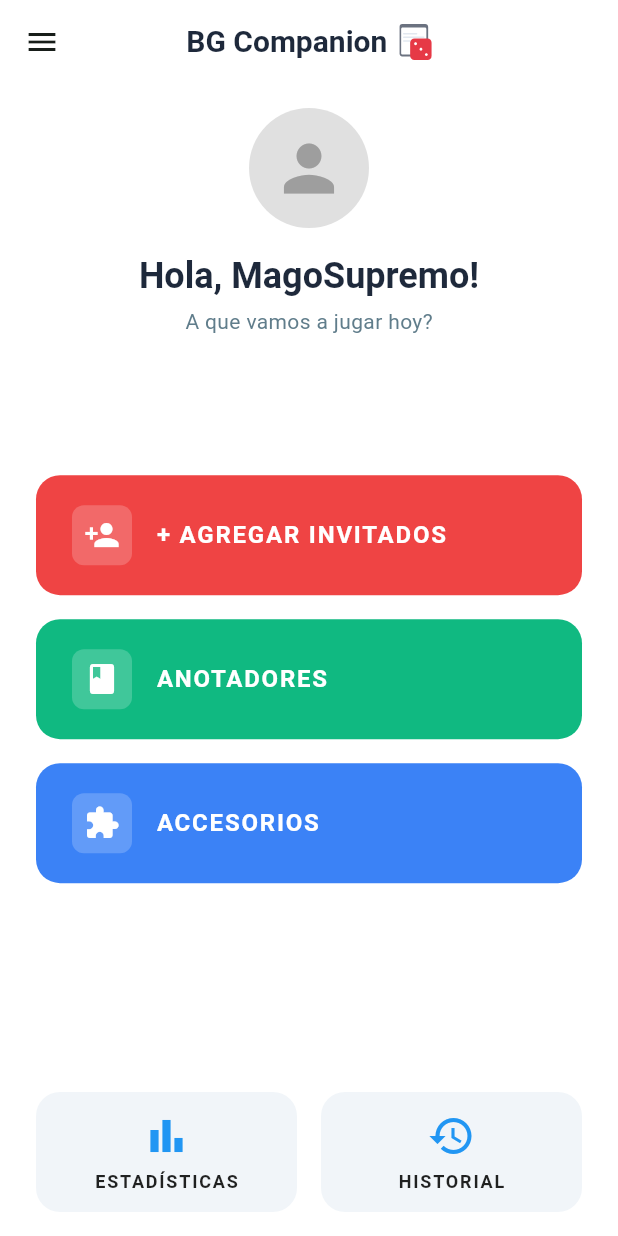
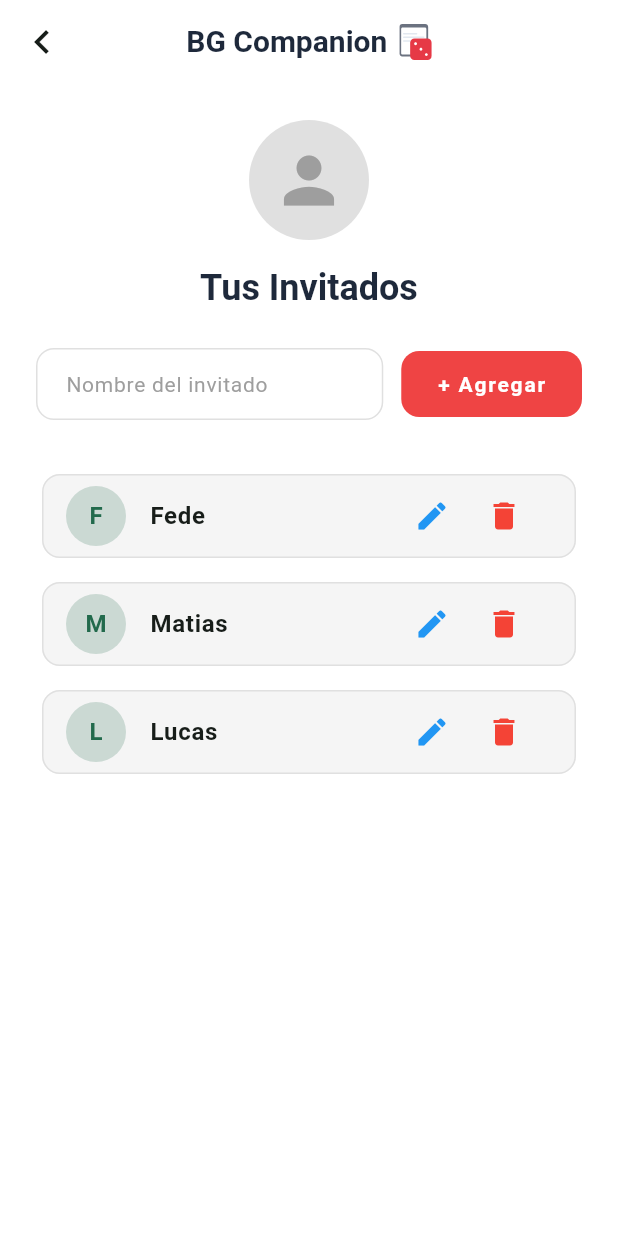
Before and after one commit to Diegok92/BoardgameCompanion, a Flutter app: the HomeScreen screen opened directly with sample values from the repository, after a tap on "+ AGREGAR INVITADOS", on a phone screen of 412 x 824 dp. Run offline on Flutter 3.47's test engine with Material 3 defaults, Android fonts, the phone set to English and light mode, and no system bars; our stand-ins replace flutter_svg, go_router.

Commit message:
agregada pantalla de edicion del usuario y la de agregar/listar/editar invitados ambas funcionando con un mockup DB dentro de data/mock

```diff
--- a/bgc_v1/lib/core/app_router.dart
+++ b/bgc_v1/lib/core/app_router.dart
@@ -2,6 +2,8 @@ import 'package:go_router/go_router.dart';
 import '../presentation/login/login_screen.dart';
 import '../presentation/register/register_screen.dart';
 import '../presentation/home/home_screen.dart';
+import '../presentation/invitados/register_invitado_screen.dart';
+import '../presentation/profile/user_edit_screen.dart';
 import '../domain/models/user_model.dart';
 
 final appRouter = GoRouter(
@@ -19,5 +21,19 @@ final appRouter = GoRouter(
         return HomeScreen(user: user);
       },
     ),
+    GoRoute(
+      path: '/invitados',
+      builder: (context, state) {
+        final user = state.extra as User;
+        return RegisterInvitadoScreen(user: user);
+      },
+    ),
+    GoRoute(
+      path: '/user-edit',
+      builder: (context, state) {
+        final user = state.extra as User;
+        return UserEditScreen(user: user);
+      },
+    ),
   ],
 );
--- a/bgc_v1/lib/domain/models/user_model.dart
+++ b/bgc_v1/lib/domain/models/user_model.dart
@@ -1,13 +1,19 @@
+import 'package:flutter/material.dart';
+
 class User {
   final String id;
-  final String username;
-  final String email;
-  final String password;
+  String username;
+  String email;
+  String password;
+  Color? favoriteColor;
+  final List<String> invitados;
 
   User({
     required this.id,
     required this.username,
     required this.email,
     required this.password,
+    this.favoriteColor,
+    required this.invitados,
   });
 }
--- a/bgc_v1/lib/presentation/home/home_screen.dart
+++ b/bgc_v1/lib/presentation/home/home_screen.dart
@@ -1,13 +1,19 @@
 import 'package:flutter/material.dart';
 import 'package:flutter_svg/flutter_svg.dart';
+import 'package:go_router/go_router.dart';
 import '../../domain/models/user_model.dart';
 import 'widgets/home_menu_button.dart';
 
-class HomeScreen extends StatelessWidget {
+class HomeScreen extends StatefulWidget {
   final User user;
 
   const HomeScreen({super.key, required this.user});
 
+  @override
+  State<HomeScreen> createState() => _HomeScreenState();
+}
+
+class _HomeScreenState extends State<HomeScreen> {
   @override
   Widget build(BuildContext context) {
     final textTheme = Theme.of(context).textTheme;
@@ -27,14 +33,11 @@ class HomeScreen extends StatelessWidget {
               'BG Companion',
               style: textTheme.headlineSmall?.copyWith(
                 fontWeight: FontWeight.bold,
-                fontSize: 20, // Un poco más pequeño para el AppBar
+                fontSize: 20,
               ),
             ),
             const SizedBox(width: 8),
-            SvgPicture.asset(
-              'assets/images/logo.svg',
-              height: 24, // Ajustado para AppBar
-            ),
+            SvgPicture.asset('assets/images/logo.svg', height: 24),
           ],
         ),
         centerTitle: true,
@@ -55,18 +58,44 @@ class HomeScreen extends StatelessWidget {
                   crossAxisAlignment: CrossAxisAlignment.center,
                   children: [
                     // --- SECCIÓN 1: PERFIL ---
-                    CircleAvatar(
-                      radius: 40,
-                      backgroundColor: Colors.grey[300],
-                      child: const Icon(
-                        Icons.person,
-                        size: 50,
-                        color: Colors.grey,
+                    GestureDetector(
+                      onTap: () async {
+                        // Navegar a editar usuario y esperar a que vuelva
+                        await context.push('/user-edit', extra: widget.user);
+                        // Al volver, refrescamos la pantalla
+                        setState(() {});
+                      },
+                      child: Stack(
+                        alignment: Alignment.bottomRight,
+                        children: [
+                          CircleAvatar(
+                            radius: 40,
+                            backgroundColor:
+                                widget.user.favoriteColor ?? Colors.grey[300],
+                            child: const Icon(
+                              Icons.person,
+                              size: 50,
+                              color: Colors.white,
+                            ),
+                          ),
+                          Container(
+                            padding: const EdgeInsets.all(4),
+                            decoration: const BoxDecoration(
+                              color: Colors.blue,
+                              shape: BoxShape.circle,
+                            ),
+                            child: const Icon(
+                              Icons.edit,
+                              size: 16,
+                              color: Colors.white,
+                            ),
+                          ),
+                        ],
                       ),
                     ),
                     const SizedBox(height: 16),
                     Text(
-                      'Hola, ${user.username}!',
+                      'Hola, ${widget.user.username}!',
                       style: textTheme.headlineSmall?.copyWith(
                         fontWeight: FontWeight.bold,
                         color: const Color(0xFF1E293B),
@@ -89,7 +118,7 @@ class HomeScreen extends StatelessWidget {
                       label: '+ AGREGAR INVITADOS',
                       backgroundColor: const Color(0xFFEF4444), // Rojo
                       onPressed: () {
-                        // Navegar a agregar invitados
+                        context.push('/invitados', extra: widget.user);
                       },
                     ),
                     const SizedBox(height: 16),
--- /dev/null
+++ b/bgc_v1/lib/presentation/invitados/register_invitado_screen.dart
@@ -0,0 +1,246 @@
+import 'package:flutter/material.dart';
+import 'package:flutter_svg/flutter_svg.dart';
+import 'package:go_router/go_router.dart';
+import '../../domain/models/user_model.dart';
+
+class RegisterInvitadoScreen extends StatefulWidget {
+  final User user;
+
+  const RegisterInvitadoScreen({super.key, required this.user});
+
+  @override
+  State<RegisterInvitadoScreen> createState() => _RegisterInvitadoScreenState();
+}
+
+class _RegisterInvitadoScreenState extends State<RegisterInvitadoScreen> {
+  late List<String> _invitados;
+  final TextEditingController _nameController = TextEditingController();
+
+  @override
+  void initState() {
+    super.initState();
+    // Inicializamos el estado local con la lista de invitados del usuario
+    _invitados = List.from(widget.user.invitados);
+  }
+
+  @override
+  void dispose() {
+    _nameController.dispose();
+    super.dispose();
+  }
+
+  void _addInvitado() {
+    final name = _nameController.text.trim();
+    if (name.isNotEmpty) {
+      setState(() {
+        _invitados.add(name);
+        widget.user.invitados.add(name); // Simula guardado en BD
+      });
+      _nameController.clear();
+    }
+  }
+
+  void _deleteInvitado(int index) {
+    setState(() {
+      final removed = _invitados.removeAt(index);
+      widget.user.invitados.remove(removed); // Simula borrado en BD
+    });
+  }
+
+  void _editInvitado(int index) {
+    final TextEditingController editController = TextEditingController(
+      text: _invitados[index],
+    );
+
+    showDialog(
+      context: context,
+      builder: (context) {
+        return AlertDialog(
+          title: const Text('Editar Invitado'),
+          content: TextField(
+            controller: editController,
+            decoration: const InputDecoration(hintText: 'Nuevo nombre'),
+          ),
+          actions: [
+            TextButton(
+              onPressed: () => Navigator.pop(context),
+              child: const Text('Cancelar'),
+            ),
+            FilledButton(
+              onPressed: () {
+                final newName = editController.text.trim();
+                if (newName.isNotEmpty) {
+                  setState(() {
+                    // Simula edición en BD
+                    final oldName = _invitados[index];
+                    widget.user.invitados.remove(oldName);
+                    widget.user.invitados.add(newName);
+
+                    _invitados[index] = newName;
+                  });
+                  Navigator.pop(context);
+                }
+              },
+              child: const Text('Guardar'),
+            ),
+          ],
+        );
+      },
+    );
+  }
+
+  @override
+  Widget build(BuildContext context) {
+    final textTheme = Theme.of(context).textTheme;
+    final colorScheme = Theme.of(context).colorScheme;
+
+    return Scaffold(
+      appBar: AppBar(
+        leading: IconButton(
+          icon: const Icon(Icons.chevron_left, size: 32),
+          onPressed: () => context.pop(),
+        ),
+        title: Row(
+          mainAxisSize: MainAxisSize.min,
+          children: [
+            Text(
+              'BG Companion',
+              style: textTheme.headlineSmall?.copyWith(
+                fontWeight: FontWeight.bold,
+                fontSize: 20,
+              ),
+            ),
+            const SizedBox(width: 8),
+            SvgPicture.asset('assets/images/logo.svg', height: 24),
+          ],
+        ),
+        centerTitle: true,
+        backgroundColor: Colors.transparent,
+        elevation: 0,
+      ),
+      body: SafeArea(
+        child: Padding(
+          padding: const EdgeInsets.all(24.0),
+          child: Column(
+            crossAxisAlignment: CrossAxisAlignment.center,
+            children: [
+              // Avatar del usuario
+              CircleAvatar(
+                radius: 40,
+                backgroundColor: Colors.grey[300],
+                child: const Icon(Icons.person, size: 50, color: Colors.grey),
+              ),
+              const SizedBox(height: 16),
+              Text(
+                'Tus Invitados',
+                style: textTheme.headlineSmall?.copyWith(
+                  fontWeight: FontWeight.bold,
+                  color: const Color(0xFF1E293B),
+                ),
+              ),
+              const SizedBox(height: 24),
+
+              // Formulario para agregar nuevo invitado
+              Row(
+                children: [
+                  Expanded(
+                    child: TextFormField(
+                      controller: _nameController,
+                      decoration: const InputDecoration(
+                        hintText: 'Nombre del invitado',
+                        contentPadding: EdgeInsets.symmetric(
+                          horizontal: 16,
+                          vertical: 12,
+                        ),
+                      ),
+                    ),
+                  ),
+                  const SizedBox(width: 12),
+                  FilledButton(
+                    onPressed: _addInvitado,
+                    style: FilledButton.styleFrom(
+                      backgroundColor: const Color(0xFFEF4444), // Rojo
+                      padding: const EdgeInsets.symmetric(
+                        horizontal: 24,
+                        vertical: 14,
+                      ),
+                    ),
+                    child: const Text('+ Agregar'),
+                  ),
+                ],
+              ),
+              const SizedBox(height: 32),
+
+              // Lista de invitados
+              Expanded(
+                child: _invitados.isEmpty
+                    ? Center(
+                        child: Text(
+                          'Aún no tienes invitados registrados.',
+                          style: textTheme.bodyMedium?.copyWith(
+                            color: Colors.blueGrey,
+                          ),
+                        ),
+                      )
+                    : ListView.separated(
+                        itemCount: _invitados.length,
+                        separatorBuilder: (context, index) =>
+                            const SizedBox(height: 8),
+                        itemBuilder: (context, index) {
+                          final invitado = _invitados[index];
+                          return Card(
+                            elevation: 0,
+                            color: Colors.grey[100],
+                            shape: RoundedRectangleBorder(
+                              borderRadius: BorderRadius.circular(12),
+                              side: BorderSide(color: Colors.grey[300]!),
+                            ),
+                            child: ListTile(
+                              leading: CircleAvatar(
+                                backgroundColor: colorScheme.primary
+                                    .withOpacity(0.2),
+                                child: Text(
+                                  invitado[0].toUpperCase(),
+                                  style: TextStyle(
+                                    color: colorScheme.primary,
+                                    fontWeight: FontWeight.bold,
+                                  ),
+                                ),
+                              ),
+                              title: Text(
+                                invitado,
+                                style: const TextStyle(
+                                  fontWeight: FontWeight.bold,
+                                ),
+                              ),
+                              trailing: Row(
+                                mainAxisSize: MainAxisSize.min,
+                                children: [
+                                  IconButton(
+                                    icon: const Icon(
+                                      Icons.edit,
+                                      color: Colors.blue,
+                                    ),
+                                    onPressed: () => _editInvitado(index),
+                                  ),
+                                  IconButton(
+                                    icon: const Icon(
+                                      Icons.delete,
+                                      color: Colors.red,
+                                    ),
+                                    onPressed: () => _deleteInvitado(index),
+                                  ),
+                                ],
+                              ),
+                            ),
+                          );
+                        },
+                      ),
+              ),
+            ],
+          ),
+        ),
+      ),
+    );
+  }
+}
```
Also changed, not shown: bgc_v1/lib/data/mock/mock_database.dart (+13 -1 lines), bgc_v1/lib/presentation/profile/user_edit_screen.dart (added, +244 -0 lines).
